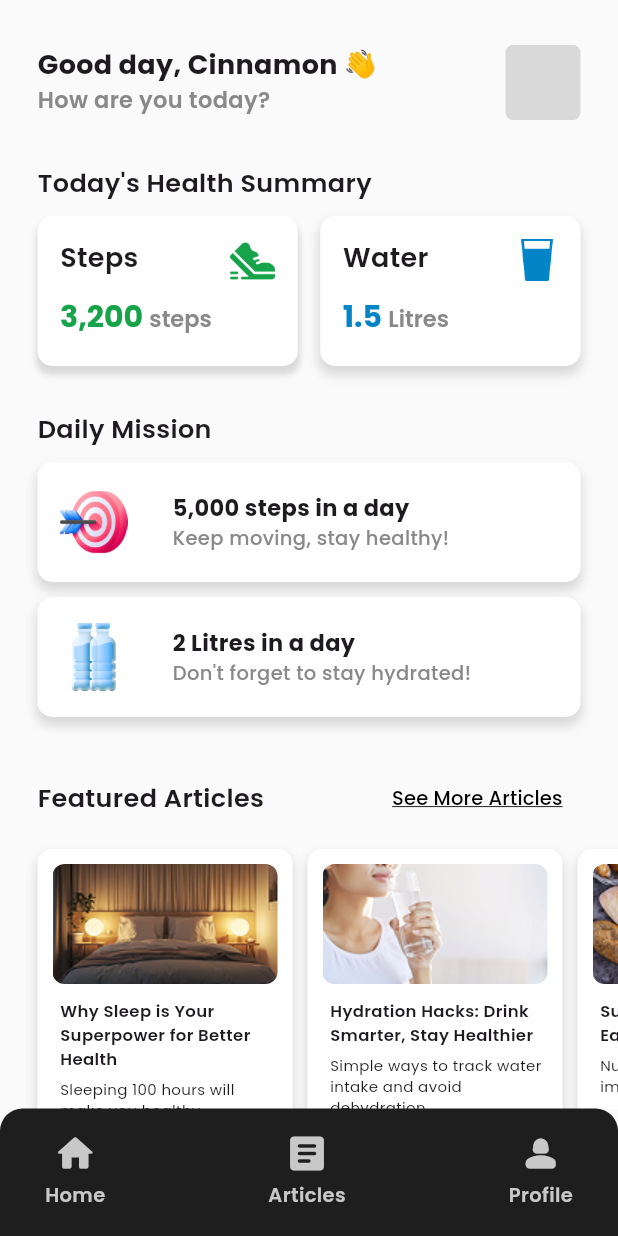
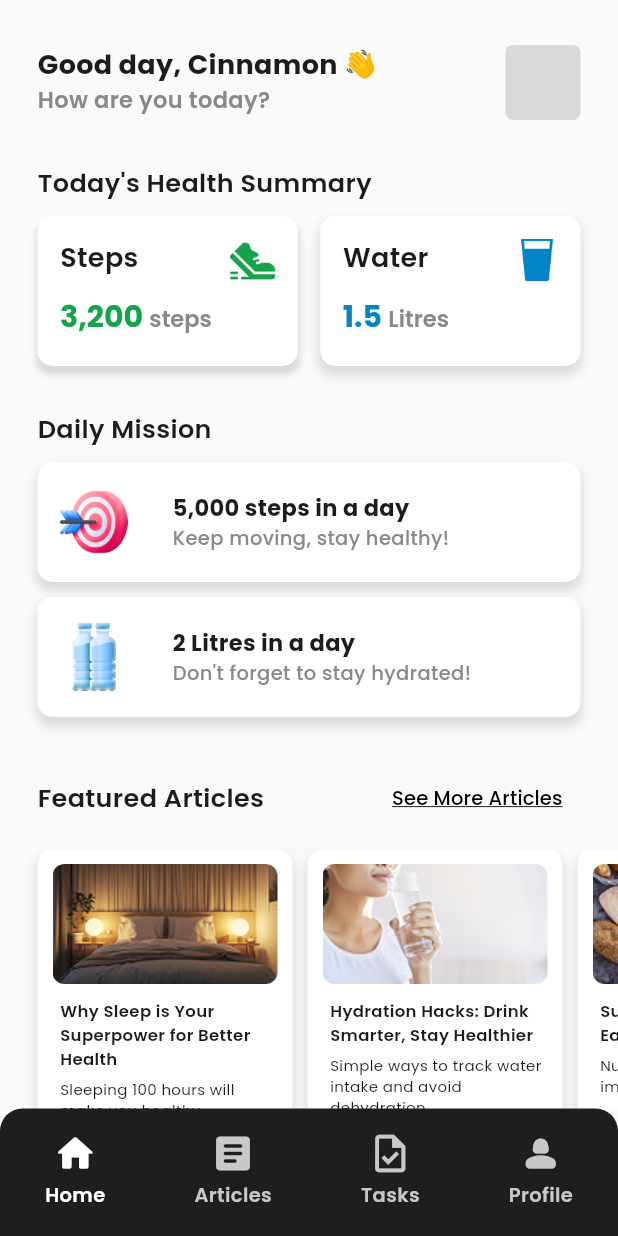
Before and after one commit to evelyn-zhan/health-mobile-app, a Flutter app: the screen it shows after launch, on a phone screen of 412 x 824 dp. Run offline on Flutter 3.47's test engine with Material 3 defaults, Android fonts, the phone set to English and light mode, and no system bars; our stand-ins replace google_fonts; statements that could not run were skipped.

Commit message:
Update design of bottom navbar

```diff
--- a/lib/components/navbar.dart
+++ b/lib/components/navbar.dart
@@ -1,14 +1,35 @@
 import 'package:flutter/material.dart';
-
 import 'package:google_fonts/google_fonts.dart';
-
 import 'package:health_mobile_app/screens/home.dart';
 import 'package:health_mobile_app/screens/articles.dart';
+import 'package:health_mobile_app/screens/todo.dart';
 
 class Navbar extends StatelessWidget {
-  const Navbar({super.key, required this.page});
+  Navbar({super.key, required this.page});
 
   final String page;
+  List<Map<String, dynamic>> NavList = [
+    {
+      "widget": Home(),
+      "icon": Icons.home_rounded,
+      "text": "Home",
+    },
+    {
+      "widget": Articles(),
+      "icon": Icons.article_rounded,
+      "text": "Articles",
+    },
+    {
+      "widget": ToDo(),
+      "icon": Icons.task_outlined,
+      "text": "Tasks",
+    },
+    {
+      "widget": (),
+      "icon": Icons.person_2_rounded,
+      "text": "Profile",
+    },
+  ];
 
   @override
   Widget build(BuildContext context) {
@@ -26,37 +47,64 @@ class Navbar extends StatelessWidget {
       child: Row(
         mainAxisAlignment: MainAxisAlignment.spaceBetween,
         children: [
-          GestureDetector(
+          ...NavList.map((nav) {
+            return GestureDetector(
               onTap: () {
-              Navigator.push(context, MaterialPageRoute(builder: (context) => Home()));
+                Navigator.push(context, MaterialPageRoute(builder: (context) => nav["widget"]));
               },
               child: Column(
                 children: [
-                Icon(Icons.home_rounded, color: page == 'home' ? Colors.white : Color(0xFFC8C8C8), size: 30),
+                  Icon(nav["icon"], color: page == nav["text"] ? Colors.white : Color(0xFFC8C8C8), size: 30),
                   SizedBox(height: 3),
-                Text('Home', style: GoogleFonts.poppins(color: page == 'home' ? Colors.white : Color(0xFFC8C8C8), fontSize: 13, fontWeight: FontWeight.w600))
+                  Text(nav["text"], style: GoogleFonts.poppins(color: page == nav["text"] ? Colors.white : Color(0xFFC8C8C8), fontSize: 13, fontWeight: FontWeight.w600))
                 ]
               ),
-          ),
-          GestureDetector(
-            onTap: () {
-              Navigator.push(context, MaterialPageRoute(builder: (context) => Articles()));
-            },
-            child: Column(
-              children: [
-                Icon(Icons.article_rounded, color: page == 'articles' ? Colors.white : Color(0xFFC8C8C8), size: 30),
-                SizedBox(height: 3),
-                Text('Articles', style: GoogleFonts.poppins(color: page == 'articles' ? Colors.white : Color(0xFFC8C8C8), fontSize: 13, fontWeight: FontWeight.w600))
-              ]
-            ),
-          ),
-          Column(
-            children: [
-              Icon(Icons.person_2_rounded, color: page == 'profile' ? Colors.white : Color(0xFFC8C8C8), size: 30),
-              SizedBox(height: 3),
-              Text('Profile', style: GoogleFonts.poppins(color: page == 'profile' ? Colors.white : Color(0xFFC8C8C8), fontSize: 13, fontWeight: FontWeight.w600))
-            ]
-          )
+            );
+          })
+
+          // GestureDetector(
+          //   onTap: () {
+          //     Navigator.push(context, MaterialPageRoute(builder: (context) => Home()));
+          //   },
+          //   child: Column(
+          //     children: [
+          //       Icon(Icons.home_rounded, color: page == 'home' ? Colors.white : Color(0xFFC8C8C8), size: 30),
+          //       SizedBox(height: 3),
+          //       Text('Home', style: GoogleFonts.poppins(color: page == 'home' ? Colors.white : Color(0xFFC8C8C8), fontSize: 13, fontWeight: FontWeight.w600))
+          //     ]
+          //   ),
+          // ),
+          // GestureDetector(
+          //   onTap: () {
+          //     Navigator.push(context, MaterialPageRoute(builder: (context) => Articles()));
+          //   },
+          //   child: Column(
+          //     children: [
+          //       Icon(Icons.article_rounded, color: page == 'articles' ? Colors.white : Color(0xFFC8C8C8), size: 30),
+          //       SizedBox(height: 3),
+          //       Text('Articles', style: GoogleFonts.poppins(color: page == 'articles' ? Colors.white : Color(0xFFC8C8C8), fontSize: 13, fontWeight: FontWeight.w600))
+          //     ]
+          //   ),
+          // ),
+          // GestureDetector(
+          //   onTap: () {
+          //     Navigator.push(context, MaterialPageRoute(builder: (context) => ToDo()));
+          //   },
+          //   child: Column(
+          //     children: [
+          //       Icon(Icons.task_outlined, color: page == 'tasks' ? Colors.white : Color(0xFFC8C8C8), size: 30),
+          //       SizedBox(height: 3),
+          //       Text('Tasks', style: GoogleFonts.poppins(color: page == 'tasks' ? Colors.white : Color(0xFFC8C8C8), fontSize: 13, fontWeight: FontWeight.w600))
+          //     ]
+          //   )
+          // ),
+          // Column(
+          //   children: [
+          //     Icon(Icons.person_2_rounded, color: page == 'profile' ? Colors.white : Color(0xFFC8C8C8), size: 30),
+          //     SizedBox(height: 3),
+          //     Text('Profile', style: GoogleFonts.poppins(color: page == 'profile' ? Colors.white : Color(0xFFC8C8C8), fontSize: 13, fontWeight: FontWeight.w600))
+          //   ]
+          // )
         ]
       )
     );
```
Lines whose indentation alone changed are shown as unchanged.
